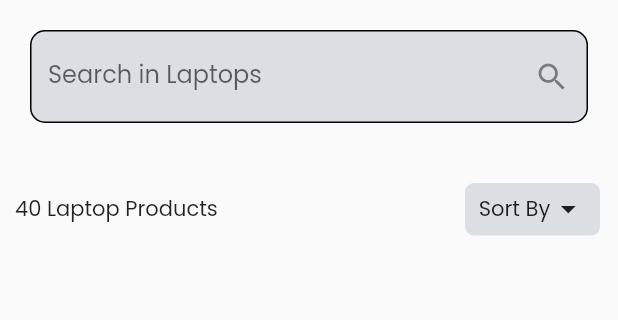
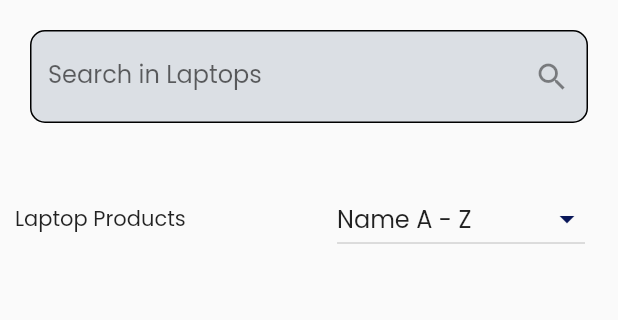
Before and after one commit to emjaycodes/GadgetZ, a Flutter app: the ProductScreen screen opened by its route, on a phone screen of 412 x 824 dp, the part 84-404 px from its top. Run offline on Flutter 3.47's test engine with Material 2 defaults, Android fonts, the phone set to English and light mode, and no system bars; our stand-ins replace bloc, cloud_firestore, email_validator, equatable, firebase_auth, firebase_core and 6 more; accounts and stored records are empty.

Commit message:
worked on the sorting functionality

```diff
--- a/lib/blocs/product_bloc/product_bloc.dart
+++ b/lib/blocs/product_bloc/product_bloc.dart
@@ -14,6 +14,8 @@ class ProductBloc extends Bloc<ProductEvent, ProductState> {
     on<ProductEvent>((event, emit) {});
 
     on<FetchProductsEvent>(_handleFetchProductEvent);
+
+    on<SortProductsEvent>((event, emit) => ProductsUpdatedState(event.sortedProducts));
 
     // on<AddProductEvent>(_handleAddProductEvent);
 
--- a/lib/blocs/product_bloc/product_event.dart
+++ b/lib/blocs/product_bloc/product_event.dart
@@ -22,3 +22,9 @@ class NavigateToProductDetailsEvent extends ProductEvent{
 
    NavigateToProductDetailsEvent(this.product);
 }
+
+class SortProductsEvent extends ProductEvent {
+  final List<Product> sortedProducts;
+
+  SortProductsEvent({required this.sortedProducts});
+}
--- a/lib/repositories/product_repository.dart
+++ b/lib/repositories/product_repository.dart
@@ -26,7 +26,7 @@ class ProductRepository {
     _cartList.remove(product);
   }
 
-  double calculateTotalPrice(List<Product> cartProducts) {
+  int calculateTotalPrice(List<Product> cartProducts) {
     double totalPrice = 0.0;
     print(cartList);
     for (Product product in cartProducts) {
@@ -34,7 +34,7 @@ class ProductRepository {
       print( product.price);
       print(product);
     }
-    return totalPrice;
+    return totalPrice.round();
   }
 
   final List<Product> _likedProduct = [];
--- a/lib/screens/product_screen/components/product_body.dart
+++ b/lib/screens/product_screen/components/product_body.dart
@@ -8,11 +8,18 @@ import '../../../blocs/product_bloc/product_bloc.dart';
 import '../../../components/product_container.dart';
 import '../../../models/product.dart';
 
+enum SortOptions{
+  nameAscending,
+  nameDescending,
+  priceAscending,
+  priceDescending,
+}
 
 class ProductBody extends StatefulWidget {
   const ProductBody({Key? key}) : super(key: key);
 
   static String id = 'product_screen';
+
 
   @override
   State<ProductBody> createState() => _ProductBodyState();
@@ -20,13 +27,36 @@ class ProductBody extends StatefulWidget {
 
 class _ProductBodyState extends State<ProductBody> {
     late ProductBloc _productBloc;
-
+   SortOptions _currentSortOptions = SortOptions.nameAscending;
   @override
   void initState() {
     _productBloc = BlocProvider.of<ProductBloc>(context);
     _productBloc.add(FetchProductsEvent());
     super.initState();
   }
+
+    void _sortProduct(){
+      final state = _productBloc.state;
+      if (state is ProductsUpdatedState) {
+        final List<Product> products = state.products;
+        switch (_currentSortOptions) {
+          case SortOptions.nameAscending:
+            products.sort((a, b)=> a.name.compareTo(b.name));
+            break;
+          case SortOptions.nameDescending:
+          products.sort((a,b) => b.name.compareTo(a.name));
+          break;
+          case SortOptions.priceAscending:
+          products.sort((a,b) => a.price.compareTo(b.price));
+          break;
+          case SortOptions.priceDescending:
+          products.sort((a,b) => b.price.compareTo(a.price));
+          break;
+        }
+        _productBloc.add(SortProductsEvent(sortedProducts: products));
+      }
+    }
+
 
   @override
   Widget build(BuildContext context) {
@@ -61,22 +91,62 @@ class _ProductBodyState extends State<ProductBody> {
           child: Row(
             mainAxisAlignment: MainAxisAlignment.spaceBetween,
             children: [
-              Text('40 Laptop Products'),
-              Container(
-                height: 35,
-                width: 90,
-                decoration: BoxDecoration(
-                  color: ktertiaryColor,
-                  borderRadius: BorderRadius.circular(6)
-                ),
-                child: Row(
-                  mainAxisAlignment: MainAxisAlignment.center,
-                  children: [
-                    Text('Sort By'),
-                    Icon(Icons.arrow_drop_down_outlined)
-                  ],
-                ),
+              Text('Laptop Products'),
+
+              // dropdown button
+
+              Padding(
+                padding: const EdgeInsets.symmetric(horizontal:10.0),
+                child: DropdownButton<SortOptions>(
+                  iconEnabledColor: kprimaryColor,
+                  onChanged: (SortOptions? newValue){
+                    if(newValue != null){
+                      setState(() {
+                        _currentSortOptions = newValue;
+                        _sortProduct();
+                      });
+                    }
+                  },
+                  value: _currentSortOptions,
+                  items: SortOptions.values.map((sortOptions){
+                    String sortText;
+                    switch(sortOptions){
+                      case SortOptions.nameAscending :
+                      sortText = 'Name A - Z';
+                      break;
+                      case SortOptions.nameDescending:
+                        sortText = 'Name A - Z';
+                        break;
+                      case SortOptions.priceAscending:
+                        sortText = 'Price( Low - High)';
+                        break;
+                      case SortOptions.priceDescending:
+                        sortText = 'Price(High - low)';
+                        break;
+                    }
+                    return DropdownMenuItem(
+                      value: sortOptions,
+                      child: Text(sortText));
+                  }
+                  ).toList()
+
+                  ),
               )
+              // Container(
+              //   height: 35,
+              //   width: 90,
+              //   decoration: BoxDecoration(
+              //     color: ktertiaryColor,
+              //     borderRadius: BorderRadius.circular(6)
+              //   ),
+              //   child: Row(
+              //     mainAxisAlignment: MainAxisAlignment.center,
+              //     children: [
+              //       Text('Sort By'),
+              //       Icon(Icons.arrow_drop_down_outlined)
+              //     ],
+              //   ),
+              // )
             ],
           ),
         ),
```
Also changed, not shown: lib/screens/cart_screen.dart (+31 -9 lines), lib/models/product.dart (line endings or trailing spaces).
